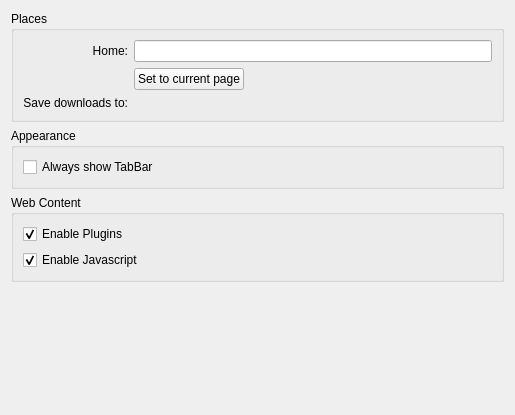
This is src/settings_general.ui in KDE/rekonq as Qt 5 draws it before an edit. The edited form follows.
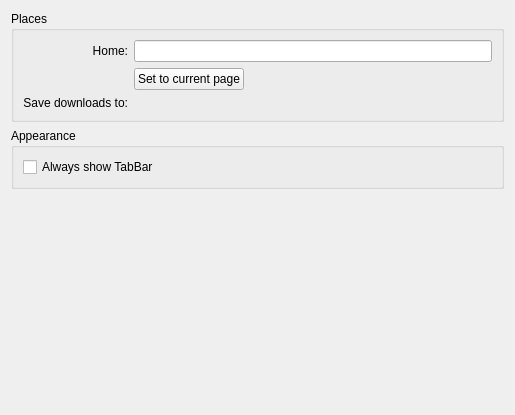
This is the edited form. Custom widgets are drawn as their Qt base class.

Commit message: Added settings webkit section, with rekonq personal settings.

What changed in the file:
```diff
--- a/src/settings_general.ui
+++ b/src/settings_general.ui
@@ -96,35 +96,6 @@
      </layout>
     </widget>
    </item>
-   <item>
-    <widget class="QGroupBox" name="groupBox_2">
-     <property name="title">
-      <string>Web Content</string>
-     </property>
-     <layout class="QVBoxLayout" name="verticalLayout_2">
-      <item>
-       <widget class="QCheckBox" name="kcfg_enablePlugins">
-        <property name="text">
-         <string>Enable Plugins</string>
-        </property>
-        <property name="checked">
-         <bool>true</bool>
-        </property>
-       </widget>
-      </item>
-      <item>
-       <widget class="QCheckBox" name="kcfg_enableJavascript">
-        <property name="text">
-         <string>Enable Javascript</string>
-        </property>
-        <property name="checked">
-         <bool>true</bool>
-        </property>
-       </widget>
-      </item>
-     </layout>
-    </widget>
-   </item>
    <item>
     <spacer name="verticalSpacer">
      <property name="orientation">
```
The commit also changes 6 other files.
